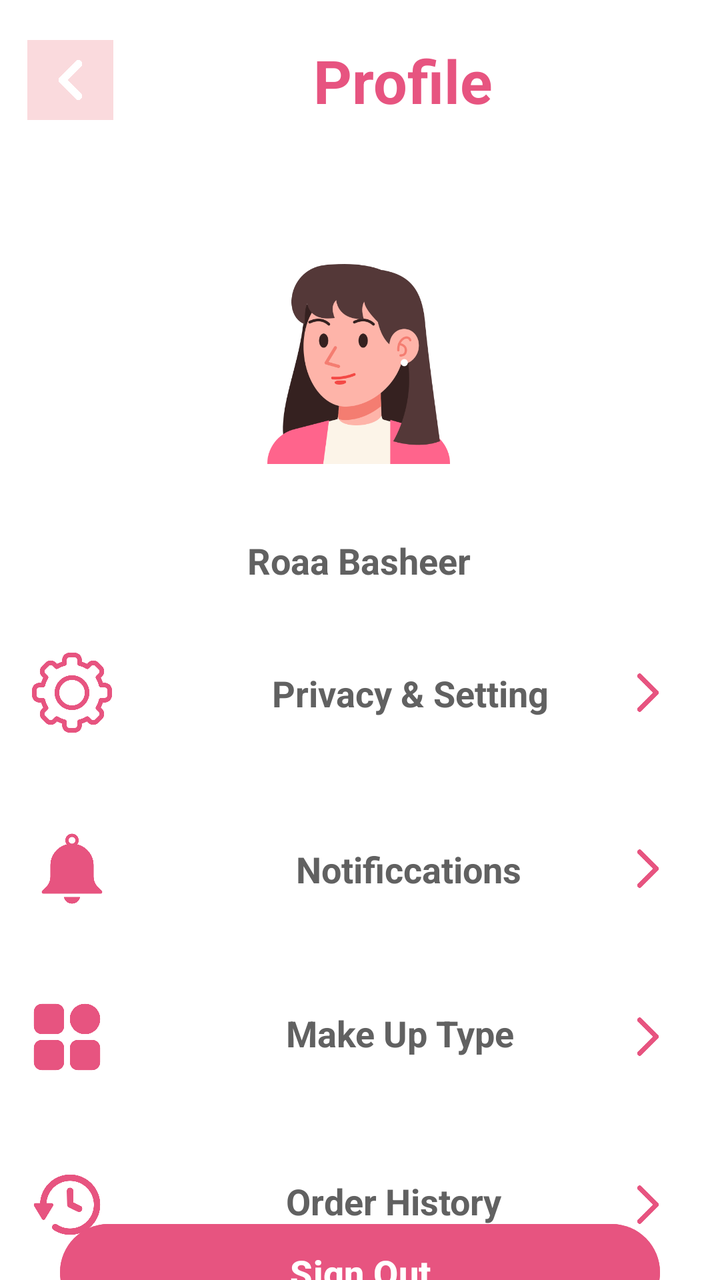
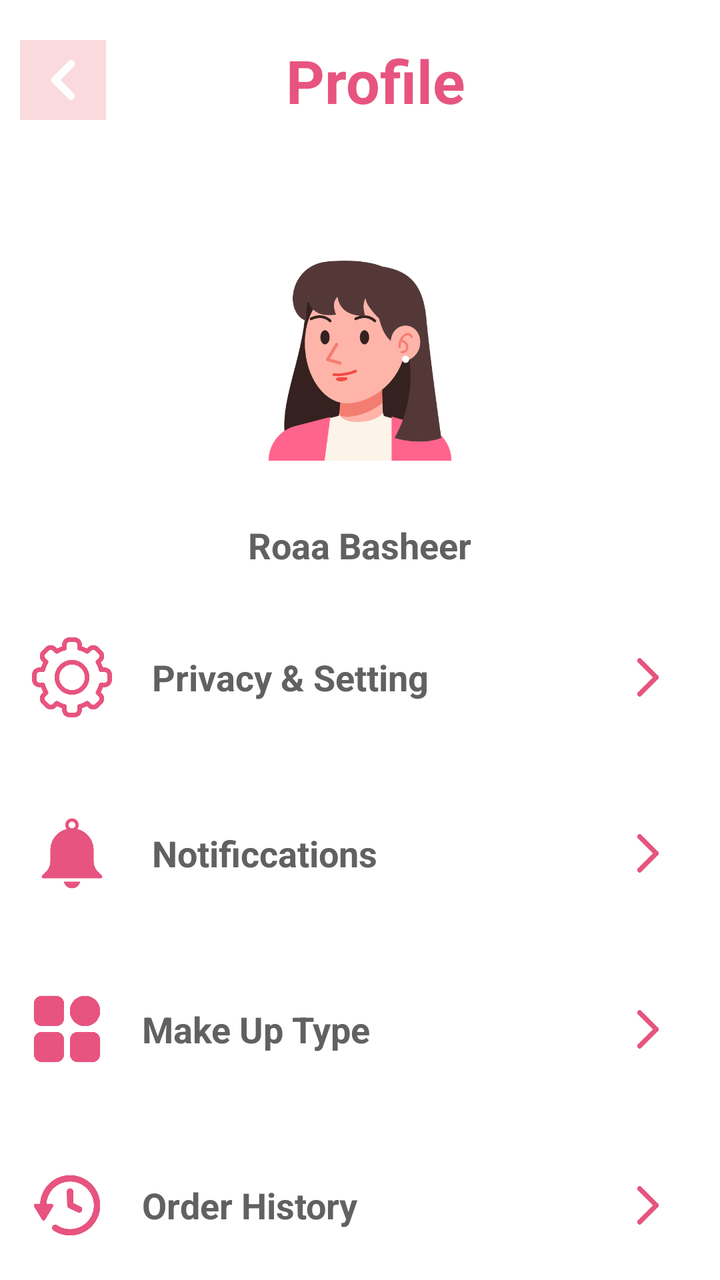

The first picture is an Android layout as it rendered before a commit; the second is the same layout after the commit. The layout source and the unified diff follow.
<!-- AndroidManifest.xml: application theme Theme.MakeupProject -->
<!-- res/layout/activity_setting.xml -->
<?xml version="1.0" encoding="utf-8"?>
<androidx.constraintlayout.widget.ConstraintLayout xmlns:android="http://schemas.android.com/apk/res/android"
    xmlns:app="http://schemas.android.com/apk/res-auto"
    xmlns:tools="http://schemas.android.com/tools"
    android:id="@+id/main"
    android:layout_width="match_parent"
    android:layout_height="match_parent"
    android:background="@color/white"
    tools:context=".Setting">

    <androidx.constraintlayout.widget.ConstraintLayout
        android:id="@+id/constraintLayout"
        android:layout_width="wrap_content"
        android:layout_height="wrap_content"
        android:background="@color/pink2"
        app:layout_constraintEnd_toEndOf="parent"
        app:layout_constraintHorizontal_bias="0.043"
        app:layout_constraintStart_toStartOf="parent"
        app:layout_constraintTop_toTopOf="parent"
        android:padding="10dp"
        android:layout_marginTop="20dp">

        <ImageView
            android:id="@+id/imageView3"
            android:layout_width="23dp"
            android:layout_height="20dp"
            android:src="@drawable/arrow"
            app:layout_constraintStart_toStartOf="parent"
            app:layout_constraintTop_toTopOf="parent"
            app:tint="@color/white"
            />

    </androidx.constraintlayout.widget.ConstraintLayout>

    <TextView
        android:layout_width="wrap_content"
        android:layout_height="wrap_content"
        android:layout_marginStart="100dp"
        android:layout_marginTop="20dp"
        android:text="Profile"
        android:textColor="@color/pink"
        android:textSize="30dp"
        android:textStyle="bold"
        app:layout_constraintStart_toEndOf="@+id/constraintLayout"
        app:layout_constraintTop_toTopOf="parent" />

    <androidx.constraintlayout.widget.ConstraintLayout
        android:layout_width="match_parent"
        android:layout_height="match_parent">

        <ImageView
            android:id="@+id/imageView5"
            android:layout_width="100dp"
            android:layout_height="100dp"
            android:layout_marginTop="132dp"
            android:src="@drawable/woman"
            app:layout_constraintEnd_toEndOf="parent"
            app:layout_constraintHorizontal_bias="0.498"
            app:layout_constraintStart_toStartOf="parent"
            app:layout_constraintTop_toTopOf="parent" />

        <TextView
            android:id="@+id/textView9"
            android:layout_width="wrap_content"
            android:layout_height="wrap_content"
            android:layout_marginTop="36dp"
            android:text="Roaa Basheer"
            android:textColor="@color/gray_dark"
            android:textSize="18dp"
            android:textStyle="bold"
            app:layout_constraintEnd_toEndOf="parent"
            app:layout_constraintHorizontal_bias="0.498"
            app:layout_constraintStart_toStartOf="parent"
            app:layout_constraintTop_toBottomOf="@+id/imageView5" />

        <androidx.constraintlayout.widget.ConstraintLayout
            android:layout_width="match_parent"
            android:layout_height="60dp"
            android:layout_marginTop="24dp"
            app:layout_constraintStart_toStartOf="parent"
            app:layout_constraintTop_toBottomOf="@+id/textView9">

            <ImageView
                android:id="@+id/imageView6"
                android:layout_width="40dp"
                android:layout_height="40dp"
                android:layout_marginStart="16dp"
                android:src="@drawable/settings"
                app:layout_constraintBottom_toBottomOf="parent"
                app:layout_constraintStart_toStartOf="parent"
                app:layout_constraintTop_toTopOf="parent"
                app:tint="@color/pink" />

            <TextView
                android:layout_width="wrap_content"
                android:layout_height="wrap_content"
                android:layout_marginStart="80dp"
                android:text="Privacy &amp; Setting"
                android:textColor="@color/gray_dark"
                android:textSize="18dp"
                android:textStyle="bold"
                app:layout_constraintBottom_toBottomOf="parent"
                app:layout_constraintStart_toEndOf="@+id/imageView6"
                app:layout_constraintTop_toTopOf="parent" />

            <ImageView
                android:layout_width="40dp"
                android:layout_height="40dp"
                android:layout_marginEnd="16dp"
                android:src="@drawable/bbbb"
                app:layout_constraintBottom_toBottomOf="parent"
                app:layout_constraintEnd_toEndOf="parent"
                app:layout_constraintTop_toTopOf="parent"
                app:tint="@color/pink" />

        </androidx.constraintlayout.widget.ConstraintLayout>

        <androidx.constraintlayout.widget.ConstraintLayout
            android:layout_width="match_parent"
            android:layout_height="60dp"
            android:layout_marginTop="112dp"
            app:layout_constraintStart_toStartOf="parent"
            app:layout_constraintTop_toBottomOf="@+id/textView9">

            <ImageView
                android:id="@+id/imageView7"
                android:layout_width="40dp"
                android:layout_height="40dp"
                android:layout_marginStart="16dp"
                android:src="@drawable/notification"
                app:layout_constraintBottom_toBottomOf="parent"
                app:layout_constraintStart_toStartOf="parent"
                app:layout_constraintTop_toTopOf="parent"
                app:tint="@color/pink" />

            <TextView
                android:layout_width="wrap_content"
                android:layout_height="wrap_content"
                android:layout_marginStart="92dp"
                android:text="Notificcations"
                android:textColor="@color/gray_dark"
                android:textSize="18dp"
                android:textStyle="bold"
                app:layout_constraintBottom_toBottomOf="parent"
                app:layout_constraintStart_toEndOf="@+id/imageView7"
                app:layout_constraintTop_toTopOf="parent" />

            <ImageView
                android:layout_width="40dp"
                android:layout_height="40dp"
                android:layout_marginEnd="16dp"
                android:src="@drawable/bbbb"
                app:layout_constraintBottom_toBottomOf="parent"
                app:layout_constraintEnd_toEndOf="parent"
                app:layout_constraintTop_toTopOf="parent"
                app:tint="@color/pink" />

        </androidx.constraintlayout.widget.ConstraintLayout>

        <androidx.constraintlayout.widget.ConstraintLayout
            android:layout_width="match_parent"
            android:layout_height="60dp"
            android:layout_marginTop="196dp"
            app:layout_constraintStart_toStartOf="parent"
            app:layout_constraintTop_toBottomOf="@+id/textView9">

            <ImageView
                android:id="@+id/imageView8"
                android:layout_width="35dp"
                android:layout_height="35dp"
                android:layout_marginStart="16dp"
                android:src="@drawable/category"
                app:layout_constraintBottom_toBottomOf="parent"
                app:layout_constraintStart_toStartOf="parent"
                app:layout_constraintTop_toTopOf="parent"
                app:tint="@color/pink" />

            <TextView
                android:layout_width="wrap_content"
                android:layout_height="wrap_content"
                android:layout_marginStart="92dp"
                android:text="Make Up Type"
                android:textColor="@color/gray_dark"
                android:textSize="18dp"
                android:textStyle="bold"
                app:layout_constraintBottom_toBottomOf="parent"
                app:layout_constraintStart_toEndOf="@+id/imageView8"
                app:layout_constraintTop_toTopOf="parent"
                app:layout_constraintVertical_bias="0.444" />

            <ImageView
                android:layout_width="40dp"
                android:layout_height="40dp"
                android:layout_marginEnd="16dp"
                android:src="@drawable/bbbb"
                app:layout_constraintBottom_toBottomOf="parent"
                app:layout_constraintEnd_toEndOf="parent"
                app:layout_constraintTop_toTopOf="parent"
                app:tint="@color/pink" />

        </androidx.constraintlayout.widget.ConstraintLayout>

        <androidx.constraintlayout.widget.ConstraintLayout
            android:id="@+id/constraintLayout8"
            android:layout_width="match_parent"
            android:layout_height="60dp"
            android:layout_marginTop="280dp"
            app:layout_constraintStart_toStartOf="parent"
            app:layout_constraintTop_toBottomOf="@+id/textView9">

            <ImageView
                android:id="@+id/imageView9"
                android:layout_width="35dp"
                android:layout_height="40dp"
                android:layout_marginStart="16dp"
                android:src="@drawable/history"
                app:layout_constraintBottom_toBottomOf="parent"
                app:layout_constraintStart_toStartOf="parent"
                app:layout_constraintTop_toTopOf="parent"
                app:tint="@color/pink" />

            <TextView
                android:layout_width="wrap_content"
                android:layout_height="wrap_content"
                android:layout_marginStart="92dp"
                android:text="Order History"
                android:textColor="@color/gray_dark"
                android:textSize="18dp"
                android:textStyle="bold"
                app:layout_constraintBottom_toBottomOf="parent"
                app:layout_constraintStart_toEndOf="@+id/imageView9"
                app:layout_constraintTop_toTopOf="parent"
                app:layout_constraintVertical_bias="0.444" />

            <ImageView
                android:layout_width="40dp"
                android:layout_height="40dp"
                android:layout_marginEnd="16dp"
                android:src="@drawable/bbbb"
                app:layout_constraintBottom_toBottomOf="parent"
                app:layout_constraintEnd_toEndOf="parent"
                app:layout_constraintTop_toTopOf="parent"
                app:tint="@color/pink" />

        </androidx.constraintlayout.widget.ConstraintLayout>

        <Button
            android:id="@+id/sign_out"
            android:layout_width="300dp"
            android:layout_height="wrap_content"
            android:backgroundTint="@color/pink"
            android:padding="12dp"
            android:text="Sign Out"
            android:textColor="@color/white"
            android:textSize="18sp"
            android:textStyle="bold"
            app:layout_constraintBottom_toBottomOf="parent"
            app:layout_constraintEnd_toEndOf="parent"
            app:layout_constraintStart_toStartOf="parent"
            app:layout_constraintTop_toBottomOf="@+id/constraintLayout8" />
    </androidx.constraintlayout.widget.ConstraintLayout>

</androidx.constraintlayout.widget.ConstraintLayout>
<!-- resources referenced by this layout -->
<resources>
  <color name="gray_dark">#616161</color>
  <color name="pink">#E75480</color>
  <color name="pink2">#FADADD</color>
  <color name="white">#FFFFFFFF</color>
  <!-- drawable arrow: png bitmap (drawable, 7305 bytes) -->
  <!-- drawable bbbb: png bitmap (drawable, 2506 bytes) -->
  <!-- drawable category: png bitmap (drawable, 10659 bytes) -->
  <!-- drawable history: png bitmap (drawable, 14266 bytes) -->
  <!-- drawable notification: png bitmap (drawable, 7614 bytes) -->
  <!-- drawable settings: png bitmap (drawable, 19118 bytes) -->
  <!-- drawable woman: png bitmap (drawable, 31468 bytes) -->
  <style name="Theme.MakeupProject" parent="Base.Theme.MakeupProject" />
  <style name="Base.Theme.MakeupProject" parent="Theme.Material3.DayNight.NoActionBar">
          
          
      </style>
</resources>

<!-- the commit's change to res/layout/activity_setting.xml (unified diff, before → after) -->
@@ -1,5 +1,4 @@
-<?xml version="1.0" encoding="utf-8"?>
-<androidx.constraintlayout.widget.ConstraintLayout xmlns:android="http://schemas.android.com/apk/res/android"
+<RelativeLayout xmlns:android="http://schemas.android.com/apk/res/android"
     xmlns:app="http://schemas.android.com/apk/res-auto"
     xmlns:tools="http://schemas.android.com/tools"
     android:id="@+id/main"
@@ -8,256 +7,214 @@
     android:background="@color/white"
     tools:context=".Setting">
 
-    <androidx.constraintlayout.widget.ConstraintLayout
-        android:id="@+id/constraintLayout"
+    <RelativeLayout
+        android:id="@+id/headerLayout"
         android:layout_width="wrap_content"
         android:layout_height="wrap_content"
+        android:layout_marginTop="20dp"
+        android:layout_marginStart="10dp"
         android:background="@color/pink2"
-        app:layout_constraintEnd_toEndOf="parent"
-        app:layout_constraintHorizontal_bias="0.043"
-        app:layout_constraintStart_toStartOf="parent"
-        app:layout_constraintTop_toTopOf="parent"
-        android:padding="10dp"
-        android:layout_marginTop="20dp">
+        android:padding="10dp">
 
         <ImageView
             android:id="@+id/imageView3"
             android:layout_width="23dp"
             android:layout_height="20dp"
             android:src="@drawable/arrow"
-            app:layout_constraintStart_toStartOf="parent"
-            app:layout_constraintTop_toTopOf="parent"
-            app:tint="@color/white"
-            />
-
-    </androidx.constraintlayout.widget.ConstraintLayout>
+            app:tint="@color/white" />
+    </RelativeLayout>
 
     <TextView
+        android:id="@+id/profileText"
         android:layout_width="wrap_content"
         android:layout_height="wrap_content"
-        android:layout_marginStart="100dp"
+        android:layout_toEndOf="@id/headerLayout"
         android:layout_marginTop="20dp"
+        android:layout_marginStart="90dp"
         android:text="Profile"
         android:textColor="@color/pink"
         android:textSize="30dp"
-        android:textStyle="bold"
-        app:layout_constraintStart_toEndOf="@+id/constraintLayout"
-        app:layout_constraintTop_toTopOf="parent" />
-
-    <androidx.constraintlayout.widget.ConstraintLayout
+        android:textStyle="bold" />
+    <RelativeLayout
+        android:id="@+id/contentLayout"
         android:layout_width="match_parent"
-        android:layout_height="match_parent">
-
+        android:layout_height="match_parent"
+        android:layout_below="@id/profileText"
+        android:layout_marginTop="20dp">
         <ImageView
             android:id="@+id/imageView5"
             android:layout_width="100dp"
             android:layout_height="100dp"
-            android:layout_marginTop="132dp"
-            android:src="@drawable/woman"
-            app:layout_constraintEnd_toEndOf="parent"
-            app:layout_constraintHorizontal_bias="0.498"
-            app:layout_constraintStart_toStartOf="parent"
-            app:layout_constraintTop_toTopOf="parent" />
-
+            android:layout_centerHorizontal="true"
+            android:layout_marginTop="50dp"
+            android:src="@drawable/woman" />
         <TextView
             android:id="@+id/textView9"
             android:layout_width="wrap_content"
             android:layout_height="wrap_content"
-            android:layout_marginTop="36dp"
+            android:layout_below="@id/imageView5"
+            android:layout_centerHorizontal="true"
+            android:layout_marginTop="30dp"
             android:text="Roaa Basheer"
             android:textColor="@color/gray_dark"
             android:textSize="18dp"
-            android:textStyle="bold"
-            app:layout_constraintEnd_toEndOf="parent"
-            app:layout_constraintHorizontal_bias="0.498"
-            app:layout_constraintStart_toStartOf="parent"
-            app:layout_constraintTop_toBottomOf="@+id/imageView5" />
-
-        <androidx.constraintlayout.widget.ConstraintLayout
-            android:layout_width="match_parent"
-            android:layout_height="60dp"
-            android:layout_marginTop="24dp"
-            app:layout_constraintStart_toStartOf="parent"
-            app:layout_constraintTop_toBottomOf="@+id/textView9">
+            android:textStyle="bold" />
+        <RelativeLayout
+            android:id="@+id/privacyLayout"
+            android:layout_width="match_parent"
+            android:layout_height="60dp"
+            android:layout_below="@id/textView9"
+            android:layout_marginTop="24dp">
 
             <ImageView
                 android:id="@+id/imageView6"
                 android:layout_width="40dp"
                 android:layout_height="40dp"
                 android:layout_marginStart="16dp"
+                android:layout_centerVertical="true"
                 android:src="@drawable/settings"
-                app:layout_constraintBottom_toBottomOf="parent"
-                app:layout_constraintStart_toStartOf="parent"
-                app:layout_constraintTop_toTopOf="parent"
-                app:tint="@color/pink" />
-
-            <TextView
-                android:layout_width="wrap_content"
-                android:layout_height="wrap_content"
-                android:layout_marginStart="80dp"
+                app:tint="@color/pink" />
+
+            <TextView
+                android:layout_width="wrap_content"
+                android:layout_height="wrap_content"
+                android:layout_centerVertical="true"
+                android:layout_toEndOf="@id/imageView6"
+                android:layout_marginStart="20dp"
                 android:text="Privacy &amp; Setting"
                 android:textColor="@color/gray_dark"
                 android:textSize="18dp"
-                android:textStyle="bold"
-                app:layout_constraintBottom_toBottomOf="parent"
-                app:layout_constraintStart_toEndOf="@+id/imageView6"
-                app:layout_constraintTop_toTopOf="parent" />
-
-            <ImageView
-                android:layout_width="40dp"
-                android:layout_height="40dp"
-                android:layout_marginEnd="16dp"
-                android:src="@drawable/bbbb"
-                app:layout_constraintBottom_toBottomOf="parent"
-                app:layout_constraintEnd_toEndOf="parent"
-                app:layout_constraintTop_toTopOf="parent"
-                app:tint="@color/pink" />
-
-        </androidx.constraintlayout.widget.ConstraintLayout>
-
-        <androidx.constraintlayout.widget.ConstraintLayout
-            android:layout_width="match_parent"
-            android:layout_height="60dp"
-            android:layout_marginTop="112dp"
-            app:layout_constraintStart_toStartOf="parent"
-            app:layout_constraintTop_toBottomOf="@+id/textView9">
+                android:textStyle="bold" />
+
+            <ImageView
+                android:layout_width="40dp"
+                android:layout_height="40dp"
+                android:layout_alignParentEnd="true"
+                android:layout_centerVertical="true"
+                android:layout_marginEnd="16dp"
+                android:src="@drawable/bbbb"
+                app:tint="@color/pink" />
+        </RelativeLayout>
+        <RelativeLayout
+            android:id="@+id/notificationsLayout"
+            android:layout_width="match_parent"
+            android:layout_height="60dp"
+            android:layout_below="@id/privacyLayout"
+            android:layout_marginTop="28dp">
 
             <ImageView
                 android:id="@+id/imageView7"
                 android:layout_width="40dp"
                 android:layout_height="40dp"
                 android:layout_marginStart="16dp"
+                android:layout_centerVertical="true"
                 android:src="@drawable/notification"
-                app:layout_constraintBottom_toBottomOf="parent"
-                app:layout_constraintStart_toStartOf="parent"
-                app:layout_constraintTop_toTopOf="parent"
-                app:tint="@color/pink" />
-
-            <TextView
-                android:layout_width="wrap_content"
-                android:layout_height="wrap_content"
-                android:layout_marginStart="92dp"
+                app:tint="@color/pink" />
+
+            <TextView
+                android:layout_width="wrap_content"
+                android:layout_height="wrap_content"
+                android:layout_centerVertical="true"
+                android:layout_toEndOf="@id/imageView7"
+                android:layout_marginStart="20dp"
                 android:text="Notificcations"
                 android:textColor="@color/gray_dark"
                 android:textSize="18dp"
-                android:textStyle="bold"
-                app:layout_constraintBottom_toBottomOf="parent"
-                app:layout_constraintStart_toEndOf="@+id/imageView7"
-                app:layout_constraintTop_toTopOf="parent" />
-
-            <ImageView
-                android:layout_width="40dp"
-                android:layout_height="40dp"
-                android:layout_marginEnd="16dp"
-                android:src="@drawable/bbbb"
-                app:layout_constraintBottom_toBottomOf="parent"
-                app:layout_constraintEnd_toEndOf="parent"
-                app:layout_constraintTop_toTopOf="parent"
-                app:tint="@color/pink" />
-
-        </androidx.constraintlayout.widget.ConstraintLayout>
-
-        <androidx.constraintlayout.widget.ConstraintLayout
-            android:layout_width="match_parent"
-            android:layout_height="60dp"
-            android:layout_marginTop="196dp"
-            app:layout_constraintStart_toStartOf="parent"
-            app:layout_constraintTop_toBottomOf="@+id/textView9">
+                android:textStyle="bold" />
+
+            <ImageView
+                android:layout_width="40dp"
+                android:layout_height="40dp"
+                android:layout_alignParentEnd="true"
+                android:layout_centerVertical="true"
+                android:layout_marginEnd="16dp"
+                android:src="@drawable/bbbb"
+                app:tint="@color/pink" />
+        </RelativeLayout>
+        <RelativeLayout
+            android:id="@+id/makeupTypeLayout"
+            android:layout_width="match_parent"
+            android:layout_height="60dp"
+            android:layout_below="@id/notificationsLayout"
+            android:layout_marginTop="28dp">
 
             <ImageView
                 android:id="@+id/imageView8"
                 android:layout_width="35dp"
                 android:layout_height="35dp"
                 android:layout_marginStart="16dp"
+                android:layout_centerVertical="true"
                 android:src="@drawable/category"
-                app:layout_constraintBottom_toBottomOf="parent"
-                app:layout_constraintStart_toStartOf="parent"
-                app:layout_constraintTop_toTopOf="parent"
-                app:tint="@color/pink" />
-
-            <TextView
-                android:layout_width="wrap_content"
-                android:layout_height="wrap_content"
-                android:layout_marginStart="92dp"
+                app:tint="@color/pink" />
+
+            <TextView
+                android:layout_width="wrap_content"
+                android:layout_height="wrap_content"
+                android:layout_centerVertical="true"
+                android:layout_toEndOf="@id/imageView8"
+                android:layout_marginStart="20dp"
                 android:text="Make Up Type"
                 android:textColor="@color/gray_dark"
                 android:textSize="18dp"
-                android:textStyle="bold"
-                app:layout_constraintBottom_toBottomOf="parent"
-                app:layout_constraintStart_toEndOf="@+id/imageView8"
-                app:layout_constraintTop_toTopOf="parent"
-                app:layout_constraintVertical_bias="0.444" />
-
-            <ImageView
-                android:layout_width="40dp"
-                android:layout_height="40dp"
-                android:layout_marginEnd="16dp"
-                android:src="@drawable/bbbb"
-                app:layout_constraintBottom_toBottomOf="parent"
-                app:layout_constraintEnd_toEndOf="parent"
-                app:layout_constraintTop_toTopOf="parent"
-                app:tint="@color/pink" />
-
-        </androidx.constraintlayout.widget.ConstraintLayout>
-
-        <androidx.constraintlayout.widget.ConstraintLayout
-            android:id="@+id/constraintLayout8"
-            android:layout_width="match_parent"
-            android:layout_height="60dp"
-            android:layout_marginTop="280dp"
-            app:layout_constraintStart_toStartOf="parent"
-            app:layout_constraintTop_toBottomOf="@+id/textView9">
+                android:textStyle="bold" />
+
+            <ImageView
+                android:layout_width="40dp"
+                android:layout_height="40dp"
+                android:layout_alignParentEnd="true"
+                android:layout_centerVertical="true"
+                android:layout_marginEnd="16dp"
+                android:src="@drawable/bbbb"
+                app:tint="@color/pink" />
+        </RelativeLayout>
+        <RelativeLayout
+            android:id="@+id/orderHistoryLayout"
+            android:layout_width="match_parent"
+            android:layout_height="60dp"
+            android:layout_below="@id/makeupTypeLayout"
+            android:layout_marginTop="28dp">
 
             <ImageView
                 android:id="@+id/imageView9"
                 android:layout_width="35dp"
                 android:layout_height="40dp"
                 android:layout_marginStart="16dp"
+                android:layout_centerVertical="true"
                 android:src="@drawable/history"
-                app:layout_constraintBottom_toBottomOf="parent"
-                app:layout_constraintStart_toStartOf="parent"
-                app:layout_constraintTop_toTopOf="parent"
-                app:tint="@color/pink" />
-
-            <TextView
-                android:layout_width="wrap_content"
-                android:layout_height="wrap_content"
-                android:layout_marginStart="92dp"
+                app:tint="@color/pink" />
+
+            <TextView
+                android:layout_width="wrap_content"
+                android:layout_height="wrap_content"
+                android:layout_centerVertical="true"
+                android:layout_toEndOf="@id/imageView9"
+                android:layout_marginStart="20dp"
                 android:text="Order History"
                 android:textColor="@color/gray_dark"
                 android:textSize="18dp"
-                android:textStyle="bold"
-                app:layout_constraintBottom_toBottomOf="parent"
-                app:layout_constraintStart_toEndOf="@+id/imageView9"
-                app:layout_constraintTop_toTopOf="parent"
-                app:layout_constraintVertical_bias="0.444" />
-
-            <ImageView
-                android:layout_width="40dp"
-                android:layout_height="40dp"
-                android:layout_marginEnd="16dp"
-                android:src="@drawable/bbbb"
-                app:layout_constraintBottom_toBottomOf="parent"
-                app:layout_constraintEnd_toEndOf="parent"
-                app:layout_constraintTop_toTopOf="parent"
-                app:tint="@color/pink" />
-
-        </androidx.constraintlayout.widget.ConstraintLayout>
-
+                android:textStyle="bold" />
+
+            <ImageView
+                android:layout_width="40dp"
+                android:layout_height="40dp"
+                android:layout_alignParentEnd="true"
+                android:layout_centerVertical="true"
+                android:layout_marginEnd="16dp"
+                android:src="@drawable/bbbb"
+                app:tint="@color/pink" />
+        </RelativeLayout>
         <Button
             android:id="@+id/sign_out"
             android:layout_width="300dp"
             android:layout_height="wrap_content"
+            android:layout_below="@id/orderHistoryLayout"
+            android:layout_centerHorizontal="true"
+            android:layout_marginTop="40dp"
             android:backgroundTint="@color/pink"
             android:padding="12dp"
             android:text="Sign Out"
             android:textColor="@color/white"
             android:textSize="18sp"
-            android:textStyle="bold"
-            app:layout_constraintBottom_toBottomOf="parent"
-            app:layout_constraintEnd_toEndOf="parent"
-            app:layout_constraintStart_toStartOf="parent"
-            app:layout_constraintTop_toBottomOf="@+id/constraintLayout8" />
-    </androidx.constraintlayout.widget.ConstraintLayout>
-
-</androidx.constraintlayout.widget.ConstraintLayout>
+            android:textStyle="bold" />
+    </RelativeLayout>
+</RelativeLayout>
